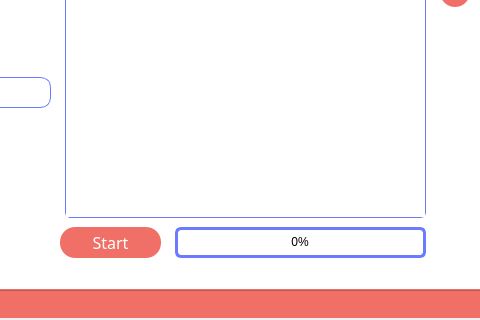
Above: Design/qtDesigner/app.ui from soroushamdg/acd before the change; both pictures show x 450 to 930 and y 272 to 592 of the 930 by 592 pixel window. Below: the same form after it.
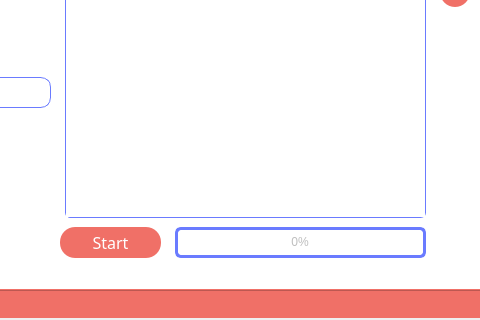
That is the form after the change. Icons and pictures are not drawn.

Commit message:
+ updated app.ui and app.py a little bit + acManager added validation functions and fixed removing from list bug + main.py : completed queue manager functionallity, can add, remove items. validates new items url and filename if already exists. + settings.py : now generates random name for cookie file.
Took 2 hours 28 minutes

```diff
--- a/Design/qtDesigner/app.ui
+++ b/Design/qtDesigner/app.ui
@@ -967,6 +967,9 @@
       </property>
      </widget>
      <widget class="QProgressBar" name="acProgressBar">
+      <property name="enabled">
+       <bool>false</bool>
+      </property>
       <property name="geometry">
        <rect>
         <x>625</x>
```
Left out of the diff: 3 changed lines with no effect on the pictures. The commit also changes 5 other files.
